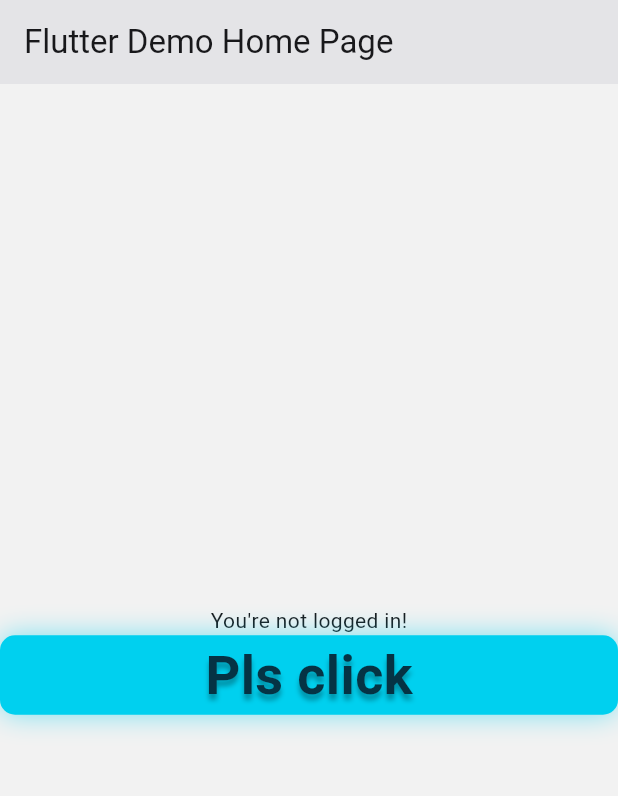
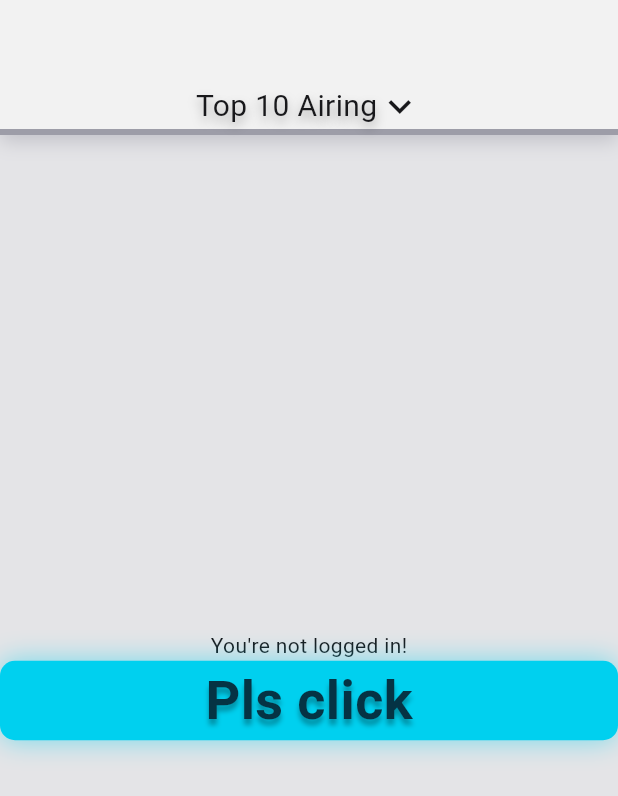
Before and after one commit to SpamixOfficial/comnote, a Flutter app: the screen it shows after launch, after a tap on "Pls click", on a phone screen of 412 x 824 dp. Shown: the top 796 px of the screen. Run offline on Flutter 3.47's test engine with Material 3 defaults, Android fonts, the light colour scheme and no system bars; our stand-ins replace dio, flutter_secure_storage, result_dart; Roboto replaces fonts that are missing (Helvetica).

Commit message:
More structure and UI

```diff
--- /dev/null
+++ b/lib/commands.dart
@@ -0,0 +1,34 @@
+import 'package:comnote/api.dart';
+import 'package:comnote/api/login.dart';
+import 'dart:developer' as developer;
+
+import 'package:comnote/models/state.dart';
+
+class Commands {
+  final MALApi apiClient = MALApi();
+
+  Future<bool> login(AppState state, Map<String, dynamic> loginBrowserResponse) async {
+    developer.log(
+      "[LOGIN_BROWSER] Code: ${loginBrowserResponse["code"]}, Verifier: ${loginBrowserResponse["verifier"]}",
+    );
+
+    var authResp = await apiClient.login.oauthAction(
+      verifier: loginBrowserResponse["verifier"],
+      action: OAuthAction.authorize,
+      code: loginBrowserResponse["code"],
+    );
+
+    if (authResp.isError()) {
+      state.login.loggedIn = false;
+      return false;
+    }
+
+    var authRespValue = authResp.getOrThrow();
+    state.login.loggedIn = true;
+    state.login.expires = authRespValue.expiresAt;
+    state.login.refreshToken = authRespValue.refreshToken;
+    state.login.token = authRespValue.accessToken;
+
+    return true;
+  }
+}
--- a/lib/data.dart
+++ b/lib/data.dart
@@ -1,60 +1,29 @@
 import 'dart:convert';
 import 'dart:io';
 
-import 'package:comnote/api.dart';
-import 'package:comnote/api/login.dart';
+import 'package:comnote/commands.dart';
 import 'package:comnote/models/state.dart';
 
 import 'package:flutter/foundation.dart';
 import 'package:flutter_secure_storage/flutter_secure_storage.dart';
-import 'dart:developer' as developer;
 
 import 'package:result_dart/result_dart.dart';
 import 'package:path_provider/path_provider.dart';
 
-class PreferencesHandler extends ChangeNotifier {
+class AppHandler extends ChangeNotifier {
   AppState state = AppState();
-  final MALApi apiClient = MALApi();
+  Commands commands = Commands();
   File? stateFile;
   FlutterSecureStorage? storage;
 
   bool get loggedIn => state.login.loggedIn;
 
-  Future<bool> login(Map<String, dynamic> loginBrowserResponse) async {
-    developer.log(
-      "[LOGIN_BROWSER] Code: ${loginBrowserResponse["code"]}, Verifier: ${loginBrowserResponse["verifier"]}",
-    );
-
-    var authResp = await apiClient.login.oauthAction(
-      verifier: loginBrowserResponse["verifier"],
-      action: OAuthAction.authorize,
-      code: loginBrowserResponse["code"],
-    );
-
-    if (authResp.isError()) {
-      state.login.loggedIn = false;
-      return false;
-    }
-
-    var authRespValue = authResp.getOrThrow();
-    state.login.loggedIn = true;
-    state.login.expires = authRespValue.expiresAt;
-    state.login.refreshToken = authRespValue.refreshToken;
-    state.login.token = authRespValue.accessToken;
-
-    (await save_data()).getOrThrow();
-
-    apiClient.setLoginState(state.login);
-
-    notifyListeners();
-
-    return true;
-  }
+  /* ---------- Statefile function ---------- */
 
   Future<Result<File>> get_statefile() async {
     if (stateFile == null) {
       var docPath = (await getApplicationDocumentsDirectory()).path;
-      File f = File("${docPath}/state.json");
+      File f = File("$docPath/state.json");
       stateFile = f;
     }
 
@@ -81,7 +50,7 @@ class PreferencesHandler extends ChangeNotifier {
         state.login.token = storageVals["token"];
         state.login.refreshToken = storageVals["refreshToken"];
 
-        apiClient.setLoginState(state.login);
+        commands.apiClient.setLoginState(state.login);
       }
 
       notifyListeners();
@@ -103,4 +72,18 @@ class PreferencesHandler extends ChangeNotifier {
 
     return Success(());
   }
+
+  /* ---------- Commands ---------- */
+
+  Future<bool> login(Map<String, dynamic> loginBrowserResponse) async {
+    var res = await commands.login(state, loginBrowserResponse);
+
+    if (res) {
+      (await save_data()).getOrThrow();
+
+      notifyListeners();
+    }
+
+    return res;
+  }
 }
--- a/lib/main.dart
+++ b/lib/main.dart
@@ -8,7 +8,7 @@ import 'package:provider/provider.dart';
 void main() {
   runApp(
     ChangeNotifierProvider(
-      create: (context) => PreferencesHandler(),
+      create: (context) => AppHandler(),
       child: const App(),
     ),
   );
@@ -29,6 +29,15 @@ class App extends StatelessWidget {
   }
 }
 
+List<TopBarEntry> topBarEntries = [
+  TopBarEntry(
+    label: "Top 10 Airing",
+    onSelected: (TopBarEntry val) {
+      print(val);
+    },
+  ),
+];
+
 class HomePage extends StatefulWidget {
   const HomePage({super.key, required this.title});
 
@@ -41,25 +50,22 @@ class HomePage extends StatefulWidget {
 class _HomePageState extends State<HomePage> {
   final Loginbrowser _loginbrowser = Loginbrowser();
 
-
   @override
   void initState() {
     super.initState();
-    Provider.of<PreferencesHandler>(context, listen: false).load_data();
+    Provider.of<AppHandler>(context, listen: false).load_data();
   }
 
   @override
   Widget build(BuildContext context) {
     return Scaffold(
-      appBar: AppBar(
-        backgroundColor: Theme.of(context).colorScheme.surfaceDim,
-        title: Text(widget.title),
-      ),
+      backgroundColor: Theme.of(context).colorScheme.surfaceDim,
+      appBar: TopBar(entries: topBarEntries),
       body: Center(
         child: Column(
           mainAxisAlignment: MainAxisAlignment.center,
           children: <Widget>[
-            Consumer<PreferencesHandler>(
+            Consumer<AppHandler>(
               builder: (context, state, child) {
                 if (!state.state.login.loggedIn) {
                   return const Text("You're not logged in!");
@@ -70,7 +76,7 @@ class _HomePageState extends State<HomePage> {
             ComButton(
               onPressed: () async {
                 var resp = (await _loginbrowser.openLogin()).getOrThrow();
-                await Provider.of<PreferencesHandler>(
+                await Provider.of<AppHandler>(
                   context,
                   listen: false,
                 ).login(resp);
--- a/lib/ui/components.dart
+++ b/lib/ui/components.dart
@@ -1,3 +1,4 @@
+import 'package:comnote/main.dart';
 import 'package:comnote/ui/theme.dart';
 import 'package:flutter/material.dart';
 
@@ -92,3 +93,114 @@ class ComButton extends StatelessWidget {
     );
   }
 }
+
+// TODO: Fix dropdown menu
+
+class TopBarEntry {
+  void Function(TopBarEntry) onSelected;
+
+  String label;
+  TopBarEntry({required this.label, required this.onSelected});
+}
+
+class TopBar extends StatefulWidget implements PreferredSizeWidget {
+  final List<TopBarEntry> entries;
+
+  const TopBar({super.key, required this.entries});
+
+  @override
+  State<TopBar> createState() => _TopBarState();
+
+  @override
+  Size get preferredSize => Size.fromHeight(90);
+}
+
+class _TopBarState extends State<TopBar> {
+  String dropdownValue = "Abcdefg";
+  late TopBarEntry _currentItemSelected;
+
+  @override
+  void initState() {
+    super.initState();
+    _currentItemSelected = widget.entries[0];
+  }
+
+  @override
+  Widget build(BuildContext context) {
+    var theme = Theme.of(context);
+    var ext = Theme.of(context).extension<ComThemeExtension>();
+    //var backgroundColor = theme.brightness == comDark.brightness ?
+
+    return Container(
+      height: widget.preferredSize.height,
+      decoration: BoxDecoration(
+        gradient: LinearGradient(
+          begin: Alignment.topCenter,
+          end: Alignment.bottomCenter,
+          colors: ext?.topBarGradientColors ?? [],
+        ),
+        border: Border(
+          bottom: BorderSide(
+            color: ext?.topBarBorderColor ?? theme.colorScheme.primary,
+            width: 4.0,
+          ),
+        ),
+        boxShadow: [
+          BoxShadow(
+            color: ext?.topBarBorderColor?.withAlpha(127) ?? Color(0xff000000),
+            blurRadius: 10,
+            offset: Offset(0, 4),
+            spreadRadius: 0,
+          ),
+        ],
+      ),
+      child: Row(
+        mainAxisSize: MainAxisSize.min,
+        mainAxisAlignment: MainAxisAlignment.center,
+        crossAxisAlignment: CrossAxisAlignment.end,
+        children: [
+          PopupMenuButton<TopBarEntry>(
+            itemBuilder: (context) {
+              return topBarEntries
+                  .map((x) => PopupMenuItem(value: x, child: Text(x.label)))
+                  .toList();
+            },
+            child: Row(
+              mainAxisSize: MainAxisSize.min,
+              children: <Widget>[
+                Text(
+                  _currentItemSelected.label,
+                  style: TextStyle(
+                    color: theme.colorScheme.onSurface,
+                    fontSize: 20,
+                    fontFamily: 'Helvetica',
+                    fontWeight: FontWeight.w400,
+                    shadows: [
+                      Shadow(
+                        offset: Offset(0, 4),
+                        blurRadius: 8,
+                        color: Color(0xFF000000).withAlpha(0x4d),
+                      ),
+                    ],
+                  ),
+                ),
+                Icon(
+                  Icons.keyboard_arrow_down,
+                  color: theme.colorScheme.onSurface,
+                  size: 30.0,
+                ),
+              ],
+            ),
+            onSelected: (v) {
+              setState(() {
+                _currentItemSelected = v;
+              });
+
+              v.onSelected(v);
+            },
+          ),
+        ],
+      ),
+    );
+  }
+}
--- a/lib/ui/theme.dart
+++ b/lib/ui/theme.dart
@@ -4,11 +4,26 @@ import 'package:flutter/material.dart';
 class ComThemeExtension extends ThemeExtension<ComThemeExtension> {
   final Color? textShadowColor;
 
-  const ComThemeExtension({required this.textShadowColor});
+  final List<Color>? topBarGradientColors;
+  final Color? topBarBorderColor;
+
+  const ComThemeExtension({
+    required this.textShadowColor,
+    required this.topBarGradientColors,
+    required this.topBarBorderColor
+  });
 
   @override
-  ThemeExtension<ComThemeExtension> copyWith({Color? textShadowColor}) {
-    return ComThemeExtension(textShadowColor: textShadowColor);
+  ThemeExtension<ComThemeExtension> copyWith({
+    Color? textShadowColor,
+    List<Color>? topBarGradientColors,
+    Color? topBarBorderColor
+  }) {
+    return ComThemeExtension(
+      textShadowColor: textShadowColor,
+      topBarGradientColors: topBarGradientColors,
+      topBarBorderColor: topBarBorderColor
+    );
   }
 
   @override
@@ -16,13 +31,14 @@ class ComThemeExtension extends ThemeExtension<ComThemeExtension> {
     covariant ThemeExtension<ComThemeExtension>? other,
     double t,
   ) {
-    // TODO: implement lerp
     if (other is! ComThemeExtension) {
       return this;
     }
 
     return ComThemeExtension(
       textShadowColor: Color.lerp(textShadowColor, other.textShadowColor, t),
+      topBarGradientColors: other.topBarGradientColors, // lazy
+      topBarBorderColor: Color.lerp(topBarBorderColor, other.topBarBorderColor, t)
     );
   }
 }
@@ -41,7 +57,13 @@ final comLight = ThemeData(
     surfaceDim: Color(0xffe4e4e7),
     surfaceBright: Color(0xfff8f8f8),
   ),
-  extensions: [const ComThemeExtension(textShadowColor: Color(0x4D000000))],
+  extensions: [
+    const ComThemeExtension(
+      textShadowColor: Color(0x4D000000),
+      topBarGradientColors: [Color(0xfff2f2f2)],
+      topBarBorderColor: Color(0xff9D9DA8)
+    ),
+  ],
 );
 
 /*
@@ -95,5 +117,11 @@ final comDark = ThemeData(
     surfaceDim: Color(0xff010515),
     surfaceBright: Color(0xff1a273a),
   ),
-  extensions: [const ComThemeExtension(textShadowColor: Color(0x4D000000))],
+  extensions: [
+    const ComThemeExtension(
+      textShadowColor: Color(0x4D000000),
+      topBarGradientColors: [Color(0xff001878), Color(0xff010515)],
+      topBarBorderColor: Color(0xff00D3BB)
+    ),
+  ],
 );
```
